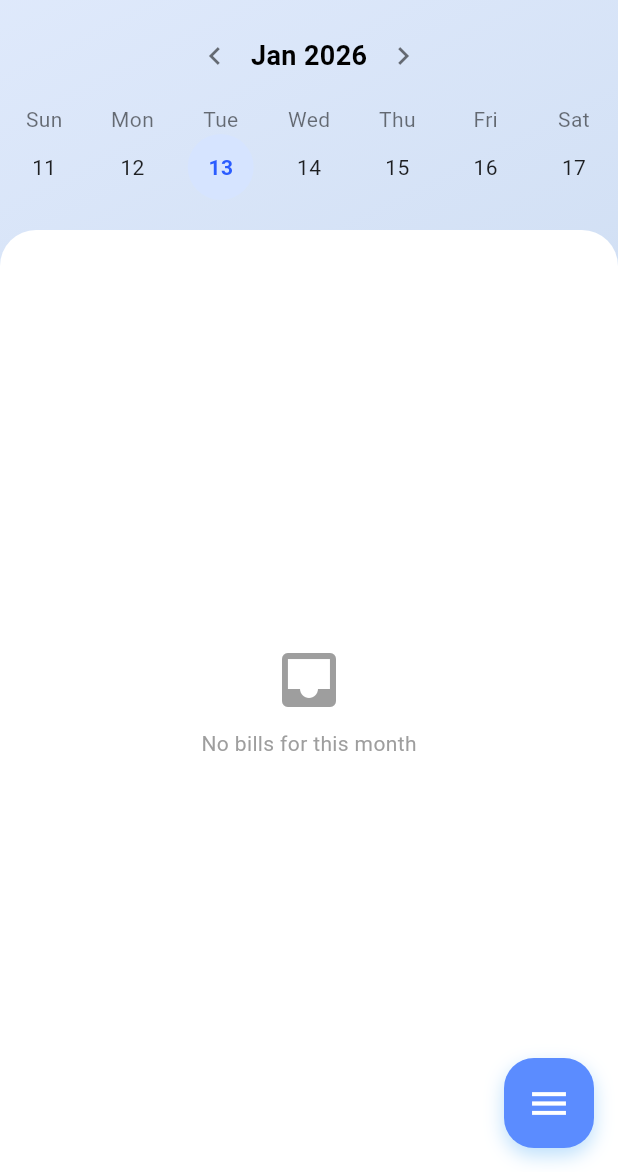
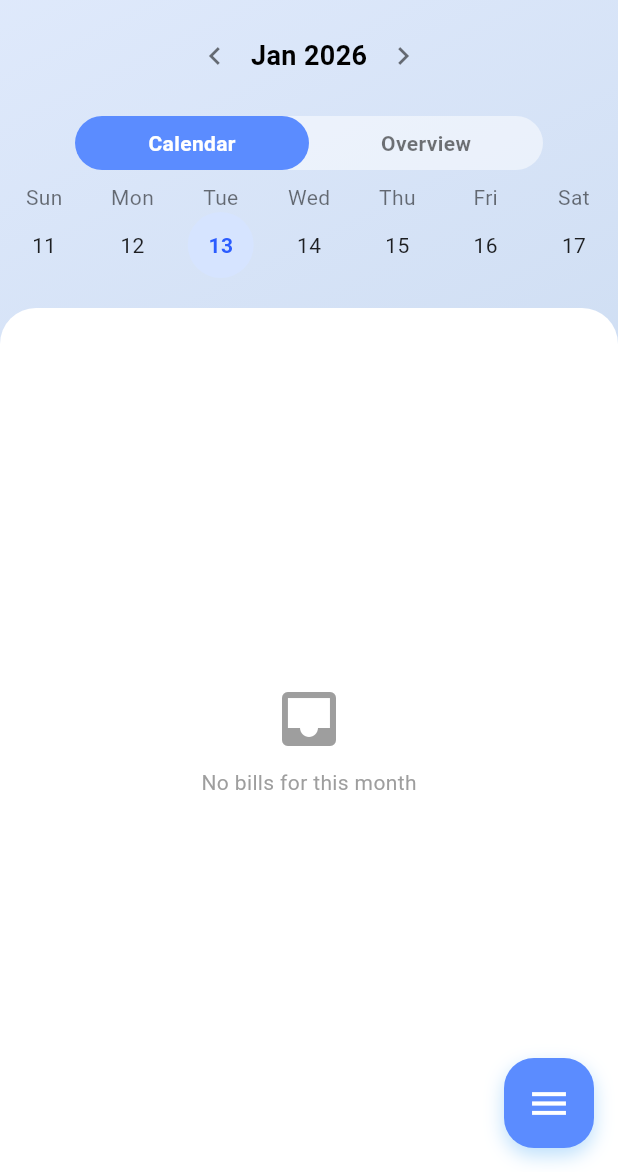
Before and after one commit to gavinkaihuang/PayRecordApp, a Flutter app: the DashboardScreen screen opened directly, on a phone screen of 412 x 824 dp, the part 64-1236 px from its top. Run offline on Flutter 3.47's test engine with Material 3 defaults, Android fonts, the phone set to English and light mode, and no system bars; drawn by our look-alikes of table_calendar; our stand-ins replace cached_network_image, dio, image_picker, scrollable_positioned_list, shared_preferences; accounts and stored records are empty; network calls fail.

Commit message:
增加每月消费信息统计 Add Bill中下拉选择支付方及图片

```diff
--- a/lib/screens/dashboard_screen.dart
+++ b/lib/screens/dashboard_screen.dart
@@ -13,6 +13,7 @@ import '../services/api_service.dart';
 import 'bill_form_screen.dart';
 import 'settings_screen.dart';
 import '../services/log_service.dart';
+import '../widgets/monthly_statistics_widget.dart';
 
 class DashboardScreen extends StatefulWidget {
   const DashboardScreen({super.key});
@@ -26,6 +27,7 @@ class _DashboardScreenState extends State<DashboardScreen> {
   DateTime? _selectedDay;
   CalendarFormat _calendarFormat = CalendarFormat.week;
   bool _showUnpaidOnly = false;
+  bool _showStats = false; // Toggle state for Calendar vs Stats
   final ItemScrollController _itemScrollController = ItemScrollController();
   final ItemPositionsListener _itemPositionsListener = ItemPositionsListener.create();
 
@@ -301,6 +303,48 @@ class _DashboardScreenState extends State<DashboardScreen> {
               ),
             ),
 
+            // Toggle for View Mode (Calendar vs Overview)
+            Padding(
+              padding: const EdgeInsets.symmetric(horizontal: 50.0, vertical: 8.0),
+              child: Container(
+                height: 36,
+                decoration: BoxDecoration(
+                  color: Colors.white.withOpacity(0.5),
+                  borderRadius: BorderRadius.circular(18),
+                ),
+                child: Row(
+                  children: [
+                    _buildToggleOption(
+                      title: 'Calendar',
+                      isSelected: !_showStats,
+                      onTap: () {
+                         if (_showStats) {
+                           setState(() => _showStats = false);
+                           if (ApiService.isDevMode) LogService().addLog('UserOp: Switched to Calendar View');
+                         }
+                      }
+                    ),
+                    _buildToggleOption(
+                      title: 'Overview',
+                      isSelected: _showStats,
+                      onTap: () {
+                        if (!_showStats) {
+                          setState(() => _showStats = true);
+                          if (ApiService.isDevMode) LogService().addLog('UserOp: Switched to Stats View');
+                        }
+                      }
+                    ),
+                  ],
+                ),
+              ),
+            ),
+
+            if (_showStats)
+              Padding(
+                padding: const EdgeInsets.only(bottom: 16.0),
+                child: MonthlyStatisticsWidget(bills: visibleBills),
+              )
+            else
               TableCalendar(
                 firstDay: DateTime.utc(2020, 1, 1),
                 lastDay: DateTime.utc(2030, 12, 31),
@@ -556,4 +600,31 @@ class _DashboardScreenState extends State<DashboardScreen> {
       ),
     );
   }
+
+  Widget _buildToggleOption({
+    required String title,
+    required bool isSelected,
+    required VoidCallback onTap
+  }) {
+    return Expanded(
+      child: GestureDetector(
+        onTap: onTap,
+        child: Container(
+          decoration: BoxDecoration(
+            color: isSelected ? const Color(0xFF5B8CFF) : Colors.transparent,
+            borderRadius: BorderRadius.circular(18),
+          ),
+          alignment: Alignment.center,
+          child: Text(
+            title,
+            style: TextStyle(
+              color: isSelected ? Colors.white : Colors.black54,
+              fontWeight: FontWeight.bold,
+              fontSize: 14,
+            ),
+          ),
+        ),
+      ),
+    );
   }
+}
```
Also changed, not shown: lib/providers/bill_provider.dart (+19 -0 lines), lib/screens/bill_form_screen.dart (+46 -11 lines), lib/widgets/monthly_statistics_widget.dart (added, +149 -0 lines). Lines whose indentation alone changed are shown as unchanged.
